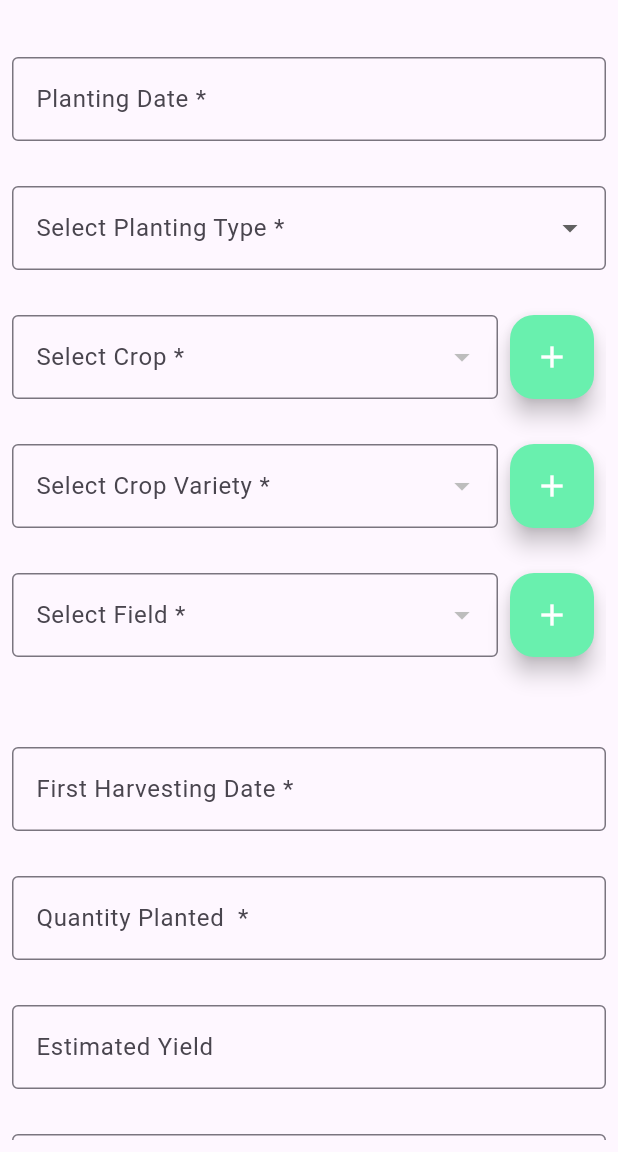
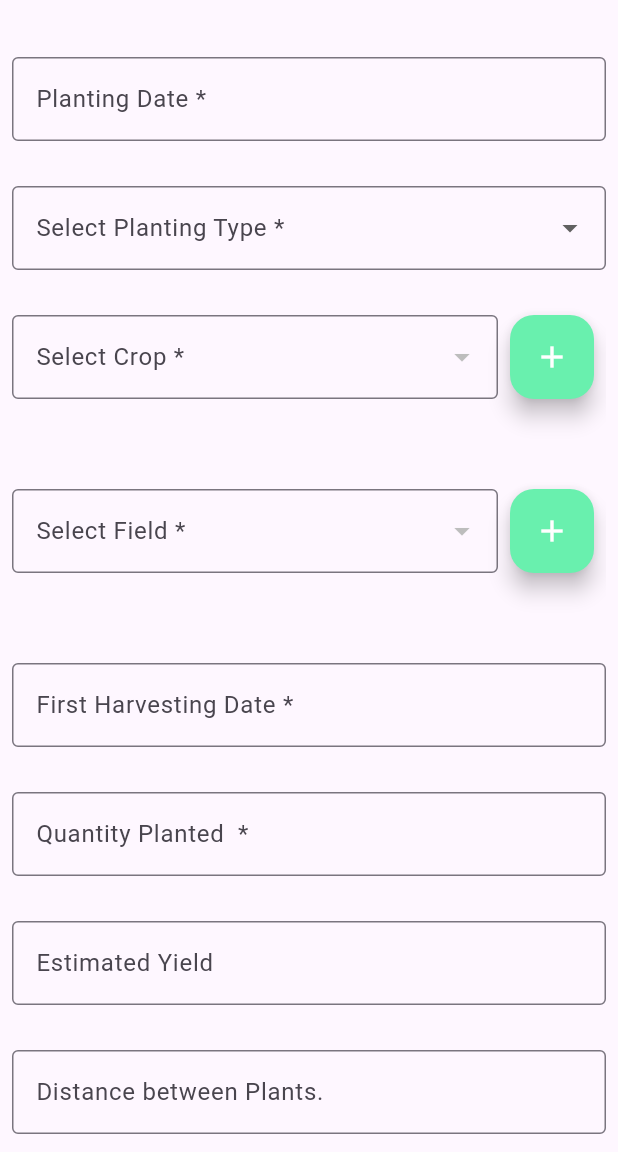
Before and after one commit to 20sw084/intellifarm, a Flutter app: the AddPlanting screen opened directly with empty values, after a tap on the "check box" icon, on a phone screen of 412 x 824 dp, the part 84-1236 px from its top. Run offline on Flutter 3.47's test engine with Material 3 defaults, Android fonts, the phone set to English and light mode, and no system bars; our stand-ins replace cloud_firestore, connectivity_plus, firebase_auth, firebase_core, firebase_storage, image_picker and 3 more; missing offline and left inert: dart:html, dart:ui_web; accounts and stored records are empty.

Commit message:
After GCW

```diff
--- a/lib/screens/activities_screens/plantings/add_planting.dart
+++ b/lib/screens/activities_screens/plantings/add_planting.dart
@@ -22,27 +22,47 @@ class AddPlanting extends StatelessWidget {
   });
 
   final _formKey = GlobalKey<FormState>();
+
   final TextEditingController _plantingDateController = TextEditingController();
+
   PlantingType? _plantingTypeController;
+
   String? _cropVariety;
+
   final TextEditingController _harvestingDateController =
       TextEditingController();
+
   final TextEditingController _quantityPlantedController =
       TextEditingController();
+
   final TextEditingController _estimatedYieldController =
       TextEditingController();
+
   final TextEditingController _distanceBetweenPlantsController =
       TextEditingController();
+
   final TextEditingController _seedCompanyController = TextEditingController();
+
   final TextEditingController _seedTypeController = TextEditingController();
+
   final TextEditingController _seedLotNumberController =
       TextEditingController();
+
   final TextEditingController _seedOriginController = TextEditingController();
+
   final TextEditingController _notesController = TextEditingController();
+
   DateTime? _selectedPlantingDate;
+
   DateTime? _selectedHarvestingDate;
 
   final ValueNotifier<String?> fieldNameNotifier = ValueNotifier<String?>(null);
+
+  final ValueNotifier<String?> cropNameNotifier = ValueNotifier<String?>(null);
+
+  final ValueNotifier<String?> cropVarietyNotifier =
+      ValueNotifier<String?>(null);
+
   final ValueNotifier<FieldStatusAfterPlanting?> fieldStatusNotifier =
       ValueNotifier<FieldStatusAfterPlanting?>(null);
 
@@ -74,7 +94,7 @@ class AddPlanting extends StatelessWidget {
 
   @override
   Widget build(BuildContext context) {
-    cropName = "CropType.$cropName";
+    cropNameNotifier.value = cropName;
     return Scaffold(
       appBar: AppBar(
         title: Text("New Planting"),
@@ -130,7 +150,6 @@ class AddPlanting extends StatelessWidget {
                     return null;
                   },
                   onChanged: (PlantingType? newValue) {
-                    // Do something with the selected value
                     _plantingTypeController = newValue;
                   },
                 ),
@@ -150,7 +169,7 @@ class AddPlanting extends StatelessWidget {
                                 border: OutlineInputBorder(),
                               ),
                               isExpanded: false,
-                              value: cropName,
+                              value: cropNameNotifier.value,
                               items: snapshot.data?.docs.map((value) {
                                 return DropdownMenuItem(
                                   value: value.get('name'),
@@ -164,6 +183,9 @@ class AddPlanting extends StatelessWidget {
                                 return null;
                               },
                               onChanged: (value) {
+                                _cropVariety = null;
+                                cropVarietyNotifier.value = null;
+                                cropNameNotifier.value = value.toString();
                                 cropName = value.toString();
                               },
                             );
@@ -195,37 +217,56 @@ class AddPlanting extends StatelessWidget {
                   ],
                 ),
                 SizedBox(height: 30),
-                Row(
+                ValueListenableBuilder<String?>(
+                  valueListenable: cropNameNotifier,
+                  builder: (context, cropName, child) {
+                    if (cropName != null && cropName.isNotEmpty) {
+                      return Row(
                         children: [
                           Expanded(
                             child: Center(
                               child: StreamBuilder<QuerySnapshot>(
                                 stream: getCropVarietyDataViaStream(),
-                          builder: (BuildContext context,
-                              AsyncSnapshot<QuerySnapshot> snapshot) {
-                            if (!snapshot.hasData) return Container();
-                            return DropdownButtonFormField(
+                                builder: (BuildContext context, AsyncSnapshot<QuerySnapshot> snapshot) {
+                                  if (snapshot.connectionState == ConnectionState.waiting) {
+                                    return CircularProgressIndicator();
+                                  }
+                                  if (snapshot.hasError) {
+                                    return Text("Error: ${snapshot.error}");
+                                  }
+                                  if (!snapshot.hasData || snapshot.data!.docs.isEmpty) {
+                                    return Text("No crop varieties available");
+                                  }
+
+                                  return ValueListenableBuilder<String?>(
+                                    valueListenable: cropVarietyNotifier,
+                                    builder: (context, selectedVariety, _) {
+                                      return DropdownButtonFormField<String>(
                                         decoration: const InputDecoration(
                                           labelText: 'Select Crop Variety *',
                                           border: OutlineInputBorder(),
                                         ),
-                              isExpanded: false,
-                              value: _cropVariety,
-                              items: snapshot.data?.docs.map((value) {
+                                        isExpanded: true,
+                                        value: selectedVariety,
+                                        items: snapshot.data!.docs.map((doc) {
+                                          String varietyName = doc.get('varietyName');
                                           return DropdownMenuItem(
-                                  value: value.get('varietyName'),
-                                  child: Text('${value.get('varietyName')}'),
+                                            value: varietyName,
+                                            child: Text(varietyName),
                                           );
                                         }).toList(),
                                         validator: (value) {
-                                if (value == null) {
-                                  return 'Please select necessary fields';
+                                          if (value == null || value.isEmpty) {
+                                            return 'Please select a crop variety';
                                           }
                                           return null;
                                         },
                                         onChanged: (value) {
-                                debugPrint('selected onchange: $value');
+                                          cropVarietyNotifier.value = value;
                                           _cropVariety = value.toString();
+                                          debugPrint('Selected crop variety: $value');
+                                        },
+                                      );
                                     },
                                   );
                                 },
@@ -233,29 +274,25 @@ class AddPlanting extends StatelessWidget {
                             ),
                           ),
                           Padding(
-                      padding: const EdgeInsets.only(
-                        right: 8.0,
-                        left: 8.0,
-                      ),
+                            padding: const EdgeInsets.only(left: 8.0, right: 8.0),
                             child: FloatingActionButton(
                               onPressed: () {
                                 Navigator.push(
                                   context,
                                   MaterialPageRoute(
-                              builder: (context) => AddCropVariety(
-                                cropName: cropName,
-                              ),
+                                    builder: (context) => AddCropVariety(cropName: cropName),
                                   ),
                                 );
                               },
-                        child: Icon(
-                          Icons.add,
-                          color: Colors.white,
-                        ),
                               backgroundColor: Colors.greenAccent,
+                              child: Icon(Icons.add, color: Colors.white),
                             ),
                           ),
                         ],
+                      );
+                    }
+                    return SizedBox.shrink(); // Hide when no crop is selected
+                  },
                 ),
                 SizedBox(height: 30),
                 Row(
@@ -511,13 +548,9 @@ class AddPlanting extends StatelessWidget {
               );
 
           String? fieldId = await r.getFieldIdByName(c.fieldName!);
-          await r.usersRef
-              .doc(id)
-              .collection('fields')
-              .doc(fieldId)
-              .update(
-            {"fieldStatus" : fieldStatusNotifier.value.toString().split(".").last,}
-          );
+          await r.usersRef.doc(id).collection('fields').doc(fieldId).update({
+            "fieldStatus": fieldStatusNotifier.value.toString().split(".").last,
+          });
           Provider.of<FieldProvider>(context, listen: false).needsRefresh =
               true;
           print("Success: Planting added successfully.");
--- a/lib/screens/activities_screens/plantings/plantings_screen.dart
+++ b/lib/screens/activities_screens/plantings/plantings_screen.dart
@@ -350,7 +350,7 @@ class PlantingsScreen extends StatelessWidget {
                         );
                         return SizedBox(
                           width: MediaQuery.of(context).size.width,
-                          height: 325,
+                          height: 260,
                           child: Card(
                             child: Padding(
                               padding: const EdgeInsets.all(8.0),
@@ -376,7 +376,7 @@ class PlantingsScreen extends StatelessWidget {
                                                         .width *
                                                     0.6,
                                                 child: Text(
-                                                  "${plantingData["cropName"]} ${plantingData['varietyName']} (${plantingData['fieldName']})",
+                                                  "${plantingData["cropName"].toString().split(".").last} :: ${plantingData['varietyName']} (${plantingData['fieldName']})",
                                                   maxLines: 1,
                                                   overflow:
                                                       TextOverflow.ellipsis,
@@ -595,7 +595,7 @@ class PlantingsScreen extends StatelessWidget {
                                         ),
                                       ),
                                       Text(
-                                        "${plantingData["cropName"]} (${plantingData["varietyName"]}) ",
+                                        "${plantingData["cropName"].toString().split(".").last} :: (${plantingData["varietyName"]}) ",
                                         style: TextStyle(
                                           fontSize: 12.5,
                                         ),
--- a/lib/screens/farmers_crops_fields_screens/crop_screens/add_crop_variety.dart
+++ b/lib/screens/farmers_crops_fields_screens/crop_screens/add_crop_variety.dart
@@ -174,7 +174,7 @@ class AddCropVariety extends StatelessWidget {
 
       try {
         // crop name k basis per code lena h
-        String? cropId = await r.getCropIdByName("CropType.$cropName");
+        String? cropId = await r.getCropIdByName(cropName);
         if (id != null) {
           await r.usersRef.doc(id).collection('crops').doc(cropId).collection("varieties").add(
             c.getCropVarietyDataMap(),
--- a/lib/screens/farmers_crops_fields_screens/crop_screens/view_crop_details.dart
+++ b/lib/screens/farmers_crops_fields_screens/crop_screens/view_crop_details.dart
@@ -308,7 +308,7 @@ class ViewCropDetails extends StatelessWidget {
                                                 width: 15,
                                               ),
                                       SizedBox(
-                                        width: MediaQuery.of(context).size.width * 0.6,child: Text("${dataMap["Name:"]} ${firestoreData?['varietyName']} (${firestoreData?['fieldName']})", maxLines: 1, overflow: TextOverflow.ellipsis,)),
+                                        width: MediaQuery.of(context).size.width * 0.6,child: Text("${dataMap["Name:"].toString().split(".").last} :: ${firestoreData?['varietyName']} (${firestoreData?['fieldName']})", maxLines: 1, overflow: TextOverflow.ellipsis,)),
                                             ],
                                           ),
                                           IconButton(
@@ -382,7 +382,7 @@ class ViewCropDetails extends StatelessWidget {
                                   buildInfoRow("Status", firestoreData?['plantingType'].toString() ?? " "),
                                   buildInfoRow("Date", firestoreData?['plantingDate'].toString() ?? " "),
                                   buildInfoRow("Age", "$pdAge days"),  // Display the age in days
-                                  buildInfoRow("Field", "Badin"),
+                                  buildInfoRow("Field", firestoreData?['fieldName'].toString() ?? " "),
                                   buildInfoRow("Crop", dataMap["Name:"].toString().split(".").last),
                                   buildInfoRow("Distance", firestoreData?['distanceBetweenPlants'].toString() ?? " "),
                                   buildInfoRow("Planted", firestoreData?['quantityPlanted'].toString() ?? " "),
```
Also changed, not shown: lib/screens/farmers_crops_fields_screens/field_screens/add_field_planting.dart (+46 -33 lines). Lines whose indentation alone changed are shown as unchanged.
